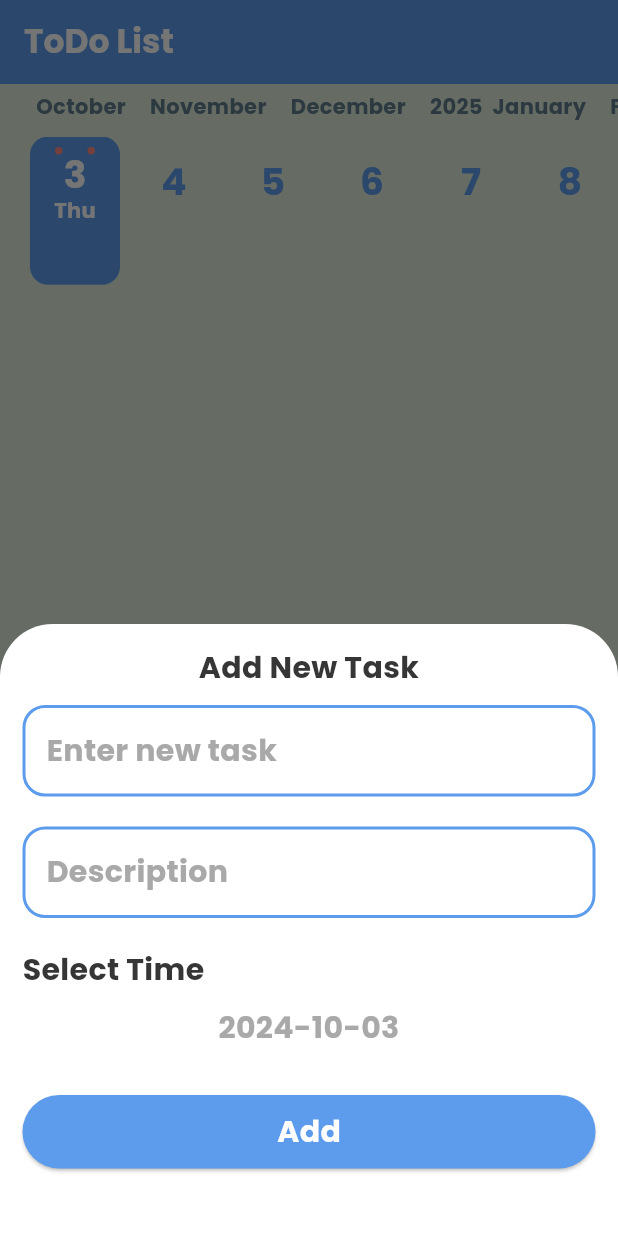
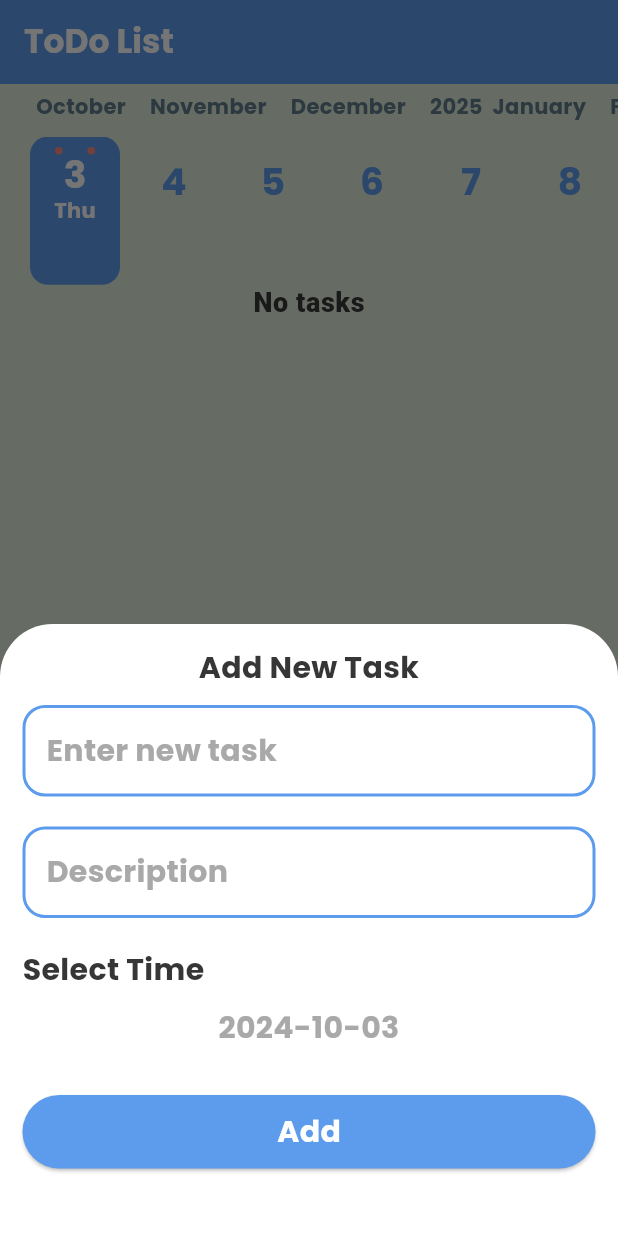
Before and after one commit to RanaGebril/todo_app, a Flutter app: the screen it shows after launch, after a tap on the "add" icon, on a phone screen of 412 x 824 dp. Run offline on Flutter 3.47's test engine with Material 3 defaults, Android fonts, the phone set to English and light mode, and no system bars; drawn by our look-alikes of calendar_timeline; our stand-ins replace cloud_firestore, easy_localization, firebase_core, flutter_slidable; accounts and stored records are empty.

Commit message:
get task function with ui

```diff
--- a/assets/translations/ar.json
+++ b/assets/translations/ar.json
@@ -12,5 +12,8 @@
   "description": "الوصف",
   "selectTime": "حدد الوقت",
   "add": "إضافه",
+  "errorMessage": "يوجد خطأ",
+  "tryAgain": "إعاده المحاوله",
+  "noTasks": "لا يوجد مهام",
   "noDescription": "بدون وصف"
 }
--- a/assets/translations/en.json
+++ b/assets/translations/en.json
@@ -12,5 +12,8 @@
   "description" : "Description",
   "selectTime": "Select Time",
   "add": "Add",
+  "errorMessage": "there ia an error",
+  "tryAgain": "Try again",
+  "noTasks": "No tasks",
   "noDescription": "Without description"
 }
--- a/lib/tabs/tasks/tasks_tab.dart
+++ b/lib/tabs/tasks/tasks_tab.dart
@@ -3,6 +3,7 @@ import 'package:easy_localization/easy_localization.dart';
 import 'package:flutter/material.dart';
 import 'package:provider/provider.dart';
 import 'package:todo_app/AppColors.dart';
+import 'package:todo_app/firebase_functions.dart';
 import 'package:todo_app/providers/My_provider.dart';
 import 'package:todo_app/tabs/tasks/task_item.dart';
 
@@ -32,21 +33,62 @@ class TasksTab extends StatelessWidget {
           fontSize: 25,
           height: MediaQuery.of(context).size.height * 0.12,
         ),
-        // Expanded(
-        //   child: Padding(
-        //     padding: const EdgeInsets.all(20),
-        //     child: ListView.separated(
-        //         itemBuilder: (context, index) {
-        //           return TaskItem();
-        //         },
-        //         separatorBuilder: (context, index) {
-        //           return SizedBox(
-        //             height: 15,
-        //           );
-        //         },
-        //         itemCount: 30),
-        //   ),
-        // )
+        FutureBuilder(
+          future: FirebaseFunctions.getTask(),
+          builder: (context, snapshot) {
+            if (snapshot.connectionState == ConnectionState.waiting) {
+              return Center(child: CircularProgressIndicator(color: Appcolors.blueColor));
+
+
+            } else if (snapshot.hasError) {
+              return Column(
+                crossAxisAlignment: CrossAxisAlignment.stretch,
+                children: [
+                  SizedBox(
+                    height: 30,
+                  ),
+                  Text(
+                    "errorMessage".tr(),
+                    style: Theme.of(context).textTheme.bodySmall,
+                  ),
+                  SizedBox(
+                    height: 20,
+                  ),
+                  ElevatedButton(onPressed: () {}, child: Text("tryAgain".tr()))
+                ],
+              );
+            }
+
+            //convert from list of type ... to list of task model
+            //e => each single task,doc
+            var tasks = snapshot.data?.docs.map((e) => e.data()).toList() ?? [];
+            if (tasks.isNotEmpty) {
+              return Expanded(
+                child: Padding(
+                  padding: const EdgeInsets.all(20),
+                  child: ListView.separated(
+                      itemBuilder: (context, index) {
+                        return TaskItem(task: tasks[index]);
+                      },
+                      separatorBuilder: (context, index) {
+                        return SizedBox(
+                          height: 15,
+                        );
+                      },
+                      itemCount: tasks.length),
+                ),
+              );
+            }
+            else {
+              return Center(
+                child: Text(
+                  "noTasks".tr(),
+                   style: Theme.of(context).textTheme.bodySmall,
+                ),
+              );
+            }
+          },
+        )
       ],
     );
   }
```
Also changed, not shown: lib/tabs/tasks/task_item.dart (+9 -7 lines).
